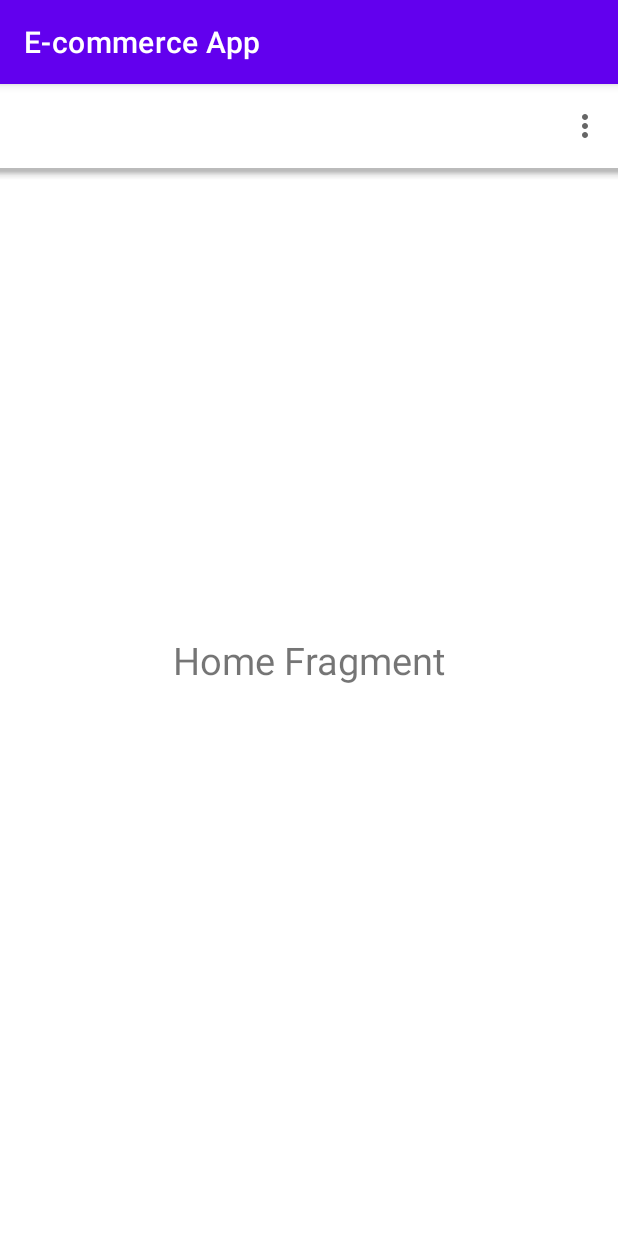
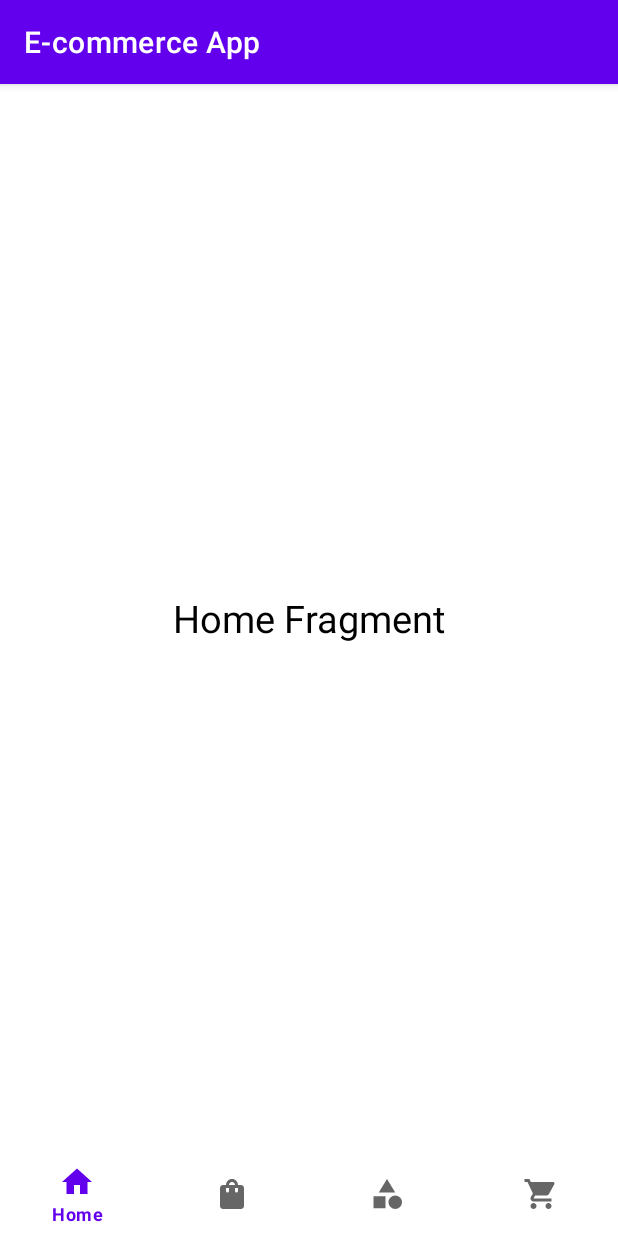
Before and after one commit to OsamaAHH/Mobile-Computing, an Android app: the MainActivity screen opened directly, with no data from a screen before it, on a phone screen of 412 x 824 dp. Run offline under Robolectric (Android 15) with nearby library versions, the phone set to English and light mode, and no system bars.

Commit message:
The bottom bar succesfully working.
Fixed all the bugs that were previosuly there in the bottom nav bar. Before the app crashed once it was run.

After fixing that the fragments needed to be clicked twice to open the activity. Fixed that also

```diff
--- a/Final Project - EcommerceApp/app/src/main/res/layout/activity_main.xml
+++ b/Final Project - EcommerceApp/app/src/main/res/layout/activity_main.xml
@@ -4,22 +4,29 @@
     xmlns:tools="http://schemas.android.com/tools"
     android:layout_width="match_parent"
     android:layout_height="match_parent"
-    tools:context=".MainActivity">
+    tools:context=".MainActivity"
+    android:background="@color/white"
+    >
 
     <FrameLayout
+        android:id="@+id/container"
+        android:layout_width="0dp"
+        android:layout_height="0dp"
+        app:layout_constraintBottom_toTopOf="@+id/bottom_navigation"
+        app:layout_constraintLeft_toLeftOf="parent"
+        app:layout_constraintRight_toRightOf="parent"
+        app:layout_constraintTop_toTopOf="parent" />
+
+    <com.google.android.material.bottomnavigation.BottomNavigationView
+        android:id="@+id/bottom_navigation"
         android:layout_width="match_parent"
-        android:layout_height="match_parent"
-        android:id="@+id/container"
-        android:layout_above="@id/bottom_navigation"
+        android:layout_height="wrap_content"
+        app:layout_constraintBottom_toBottomOf="parent"
+        app:layout_constraintLeft_toLeftOf="parent"
+        app:layout_constraintRight_toRightOf="parent"
+        app:menu="@menu/bottom_nav_menu"
+        android:outlineAmbientShadowColor="@color/white"
         />
 
 
-    <com.google.android.material.bottomappbar.BottomAppBar
-        android:layout_width="match_parent"
-        android:layout_height="wrap_content"
-        android:id="@+id/bottom_navigation"
-        android:layout_alignParentBottom="true"
-        app:menu="@menu/bottom_nav_menu"
-        />
-
 </androidx.constraintlayout.widget.ConstraintLayout>
--- a/Final Project - EcommerceApp/app/src/main/res/layout/fragment_cart.xml
+++ b/Final Project - EcommerceApp/app/src/main/res/layout/fragment_cart.xml
@@ -11,6 +11,7 @@
         android:text="Cart Fragment"
         android:layout_centerInParent="true"
         android:textSize="25dp"
+        android:textColor="@color/black"
 
         />
 
--- a/Final Project - EcommerceApp/app/src/main/res/layout/fragment_category.xml
+++ b/Final Project - EcommerceApp/app/src/main/res/layout/fragment_category.xml
@@ -11,6 +11,7 @@
         android:text="Category Fragment"
         android:layout_centerInParent="true"
         android:textSize="25dp"
+        android:textColor="@color/black"
 
         />
 
--- a/Final Project - EcommerceApp/app/src/main/res/layout/fragment_home.xml
+++ b/Final Project - EcommerceApp/app/src/main/res/layout/fragment_home.xml
@@ -11,6 +11,7 @@
         android:text="Home Fragment"
         android:layout_centerInParent="true"
         android:textSize="25dp"
+        android:textColor="@color/black"
 
         />
 
--- a/Final Project - EcommerceApp/app/src/main/res/layout/fragment_shop.xml
+++ b/Final Project - EcommerceApp/app/src/main/res/layout/fragment_shop.xml
@@ -11,6 +11,7 @@
         android:text="Shop Fragment"
         android:layout_centerInParent="true"
         android:textSize="25dp"
+        android:textColor="@color/black"
 
         />
 
--- a/Final Project - EcommerceApp/app/src/main/res/menu/bottom_nav_menu.xml
+++ b/Final Project - EcommerceApp/app/src/main/res/menu/bottom_nav_menu.xml
@@ -1,9 +1,11 @@
 <?xml version="1.0" encoding="utf-8"?>
 <menu xmlns:android="http://schemas.android.com/apk/res/android">
 
+
     <item android:id="@+id/home"
         android:title="Home"
-        android:icon="@drawable/ic_baseline_home_24"/>
+        android:icon="@drawable/ic_baseline_home_24"
+        />
 
     <item android:id="@+id/shop"
         android:title="Shop"
```
Also changed, not shown: Final Project - EcommerceApp/app/src/main/java/com/app/e_commerceapp/MainActivity.java (+12 -11 lines).
